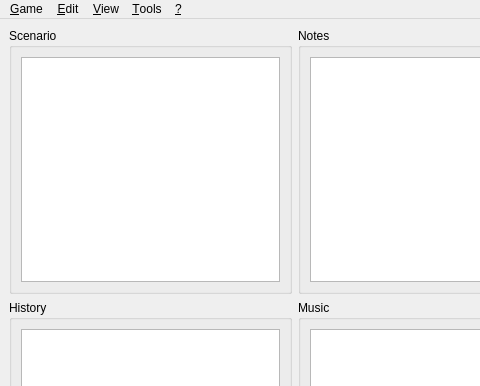
Old version of the form sources/windows/MainWindow.ui in the repository ViviCoder/GM-Assistant; both pictures show x 0 to 480 and y 0 to 386 of the 878 by 598 pixel window.
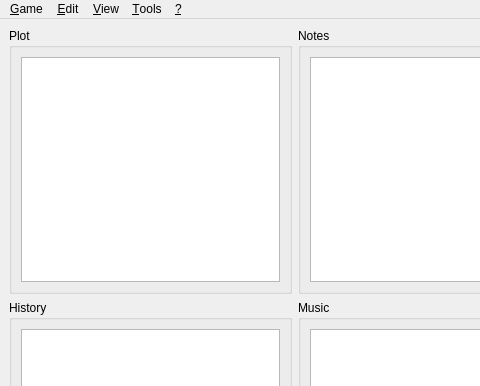
New version of the form. Icons and pictures are not drawn. Custom widgets are drawn as their Qt base class.

Commit message: Replacement of Scenario by Plot in the GUI

What changed in the file:
```diff
--- a/sources/windows/MainWindow.ui
+++ b/sources/windows/MainWindow.ui
@@ -24,7 +24,7 @@
       <item row="4" column="0">
        <widget class="QGroupBox" name="gbScenario">
         <property name="title">
-         <string>Scenario</string>
+         <string>Plot</string>
         </property>
         <layout class="QVBoxLayout" name="verticalLayout1">
          <item>
```
Left out of the diff: 12 changed lines with no effect on the pictures. The commit also changes 6 other files.
